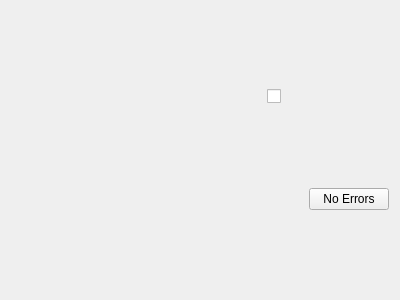
Old version of the form GUI/Output/L_System/scriptOutputEntry.ui in the repository Binyamin-Brion/L-System-Visualizer.
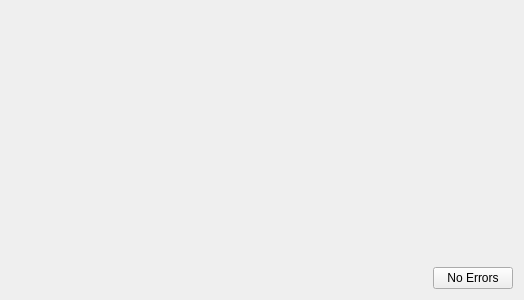
New version of the form.

Commit message: - Errors that occur during the interpretation of a script are now shown in the appropriate entry in the script outout area. - Redid the mainwindow .ui file to remove unnesessary splitters.

```diff
--- a/GUI/Output/L_System/scriptOutputEntry.ui
+++ b/GUI/Output/L_System/scriptOutputEntry.ui
@@ -6,7 +6,7 @@
    <rect>
     <x>0</x>
     <y>0</y>
-    <width>400</width>
+    <width>524</width>
     <height>300</height>
    </rect>
   </property>
@@ -30,13 +30,6 @@
        </property>
       </widget>
      </item>
-     <item>
-      <widget class="QCheckBox" name="showRenderCheckbox">
-       <property name="text">
-        <string/>
-       </property>
-      </widget>
-     </item>
     </layout>
    </item>
    <item>
```
Left out of the diff: 2 changed lines with no effect on the pictures. The commit also changes 12 other files.
